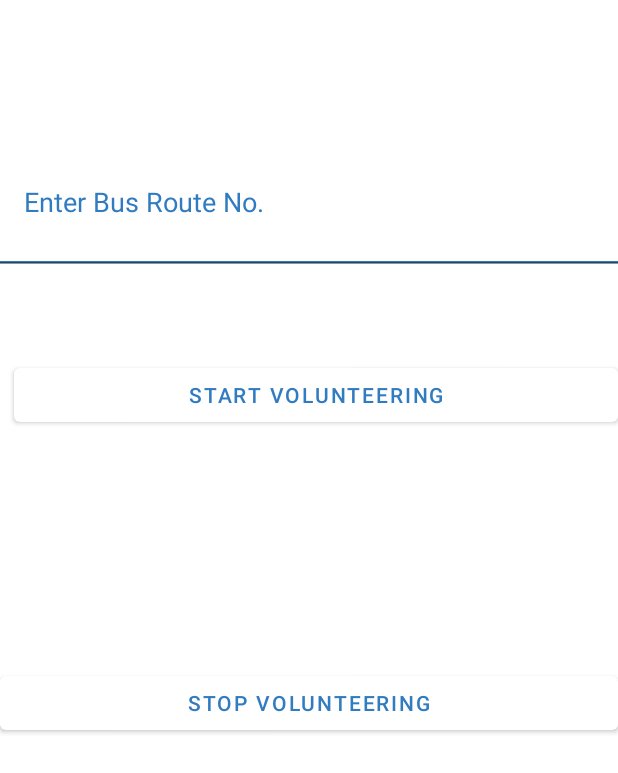
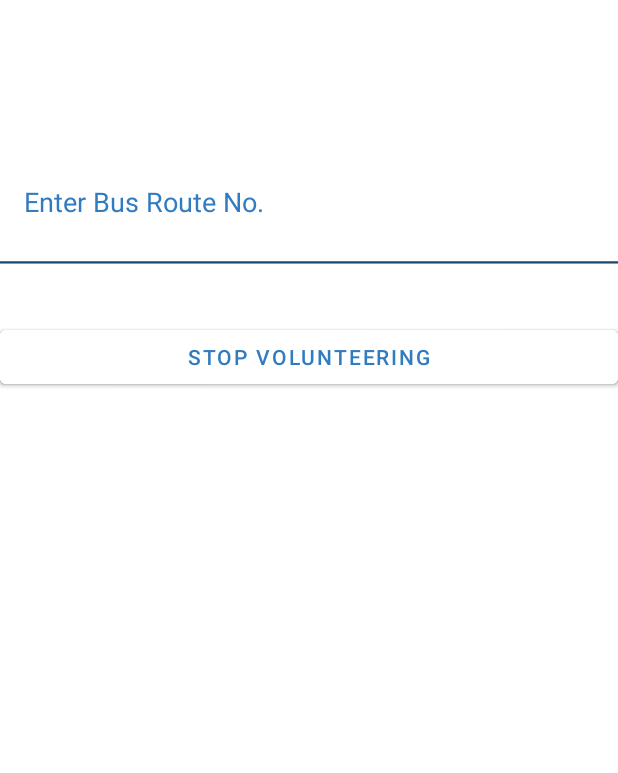
Before and after one commit to Sandeep-Satheesh/ssn-app, an Android app: the layout fragment_bustracking_volunteer.xml on its own in the app's theme, with its tools: preview values and no code run, on a phone screen of 412 x 824 dp. Shown: the top 773 px of the screen. Run offline under Robolectric (Android 15) with nearby library versions, the phone set to English and light mode, and no system bars.

Commit message:
fragment_bustracking_volunteer.xml start stop button fixed

```diff
--- a/app/src/main/res/layout/fragment_bustracking_volunteer.xml
+++ b/app/src/main/res/layout/fragment_bustracking_volunteer.xml
@@ -42,22 +42,19 @@
 
         <Button
             android:id="@+id/start"
+            android:layout_below="@+id/textInputLayout_routeNo"
+            android:layout_marginTop="30dp"
             android:layout_width="match_parent"
             android:layout_height="wrap_content"
-            android:layout_alignParentStart="true"
-            android:layout_alignParentTop="true"
-            android:layout_marginStart="9dp"
-            android:layout_marginTop="239dp"
             android:text="@string/start_volunteering"
             android:textColor="@color/colorAccent" />
 
         <Button
             android:id="@+id/stop"
+            android:layout_below="@+id/textInputLayout_routeNo"
+            android:layout_marginTop="30dp"
             android:layout_width="match_parent"
             android:layout_height="wrap_content"
-            android:layout_alignParentStart="true"
-            android:layout_alignParentBottom="true"
-            android:layout_marginBottom="331dp"
             android:text="@string/stop_volunteering"
             android:textColor="@color/colorAccent" />
 
```
